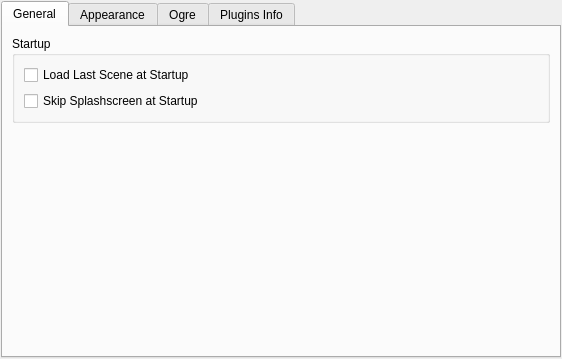
OGRECave/ogitor, file qtOgitor/ogitorpreferencestab.ui: the form before one commit.
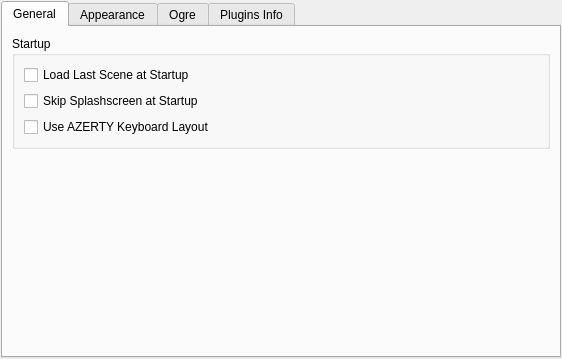
The form after the commit.

Commit message: - Since QT can not detect keyboard layout, Now we have a new Preferences Option called Use AZERTY Keyboard Layout, it can be changed on the fly using the preferences, fixes #697

The edit to the form file:
```diff
--- a/qtOgitor/ogitorpreferencestab.ui
+++ b/qtOgitor/ogitorpreferencestab.ui
@@ -53,6 +53,13 @@
             </property>
            </widget>
           </item>
+          <item>
+           <widget class="QCheckBox" name="azertyCheckBox">
+            <property name="text">
+             <string>Use AZERTY Keyboard Layout</string>
+            </property>
+           </widget>
+          </item>
          </layout>
         </widget>
        </item>
```
The commit also changes 3 other files.
